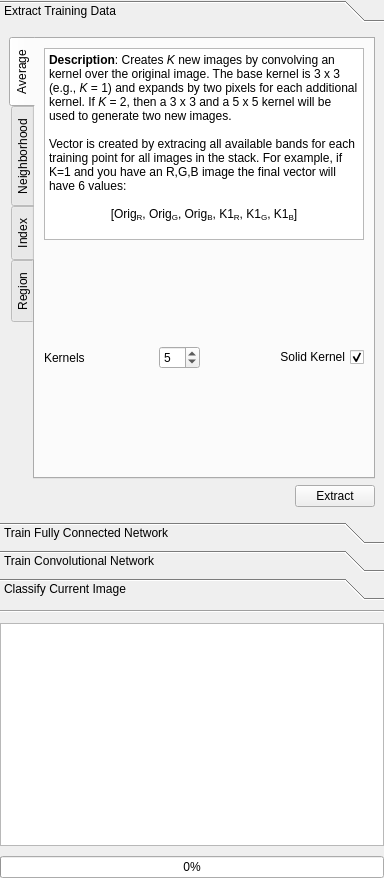
The window that nenetic/gui/toolkit_widget.ui (persts/Nenetic) describes before a commit, drawn with Qt 5.
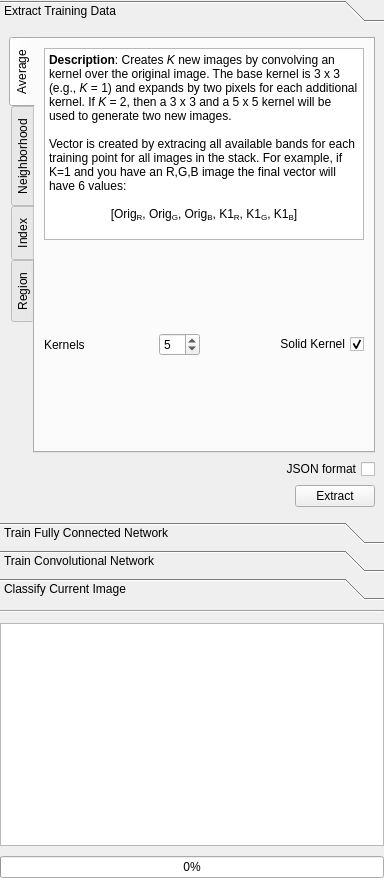
The same window after the commit.

Commit message: Added pickle or json format option to extractor

```diff
--- a/nenetic/gui/toolkit_widget.ui
+++ b/nenetic/gui/toolkit_widget.ui
@@ -512,6 +512,33 @@
          </widget>
         </widget>
        </item>
+       <item>
+        <layout class="QHBoxLayout" name="horizontalLayout_8">
+         <item>
+          <spacer name="horizontalSpacer_12">
+           <property name="orientation">
+            <enum>Qt::Horizontal</enum>
+           </property>
+           <property name="sizeHint" stdset="0">
+            <size>
+             <width>40</width>
+             <height>20</height>
+            </size>
+           </property>
+          </spacer>
+         </item>
+         <item>
+          <widget class="QCheckBox" name="checkBoxJson">
+           <property name="layoutDirection">
+            <enum>Qt::RightToLeft</enum>
+           </property>
+           <property name="text">
+            <string>JSON format</string>
+           </property>
+          </widget>
+         </item>
+        </layout>
+       </item>
        <item>
         <layout class="QHBoxLayout" name="horizontalLayout_11">
          <item>
```
Left out of the diff: 2 changed lines with no effect on the pictures. The commit also changes 2 other files.
